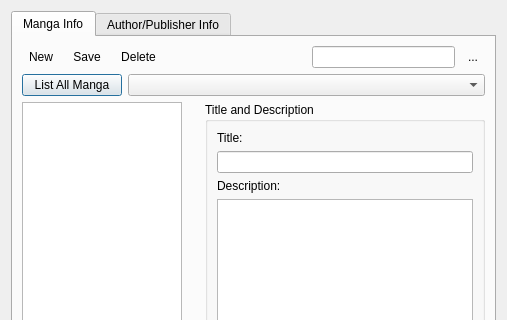
First picture: the form in src/databaseeditor.ui, repository kelsos/mra, before the edit; both pictures show x 0 to 507 and y 0 to 320 of the 507 by 735 pixel window.
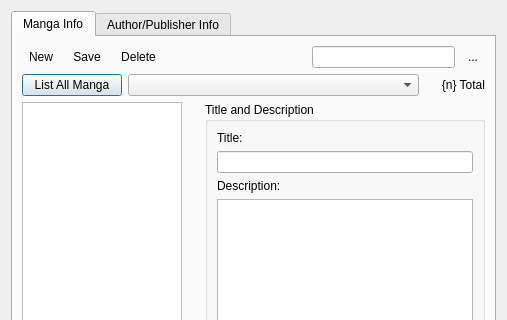
Second picture: the form after the edit. Icons and pictures are not drawn.

Commit message: Adds statistics information. Adds total display.

```diff
--- a/src/databaseeditor.ui
+++ b/src/databaseeditor.ui
@@ -146,6 +146,22 @@
            </property>
           </widget>
          </item>
+         <item>
+          <widget class="QLabel" name="totalMangaLabel">
+           <property name="maximumSize">
+            <size>
+             <width>60</width>
+             <height>16777215</height>
+            </size>
+           </property>
+           <property name="text">
+            <string>{n} Total</string>
+           </property>
+           <property name="alignment">
+            <set>Qt::AlignRight|Qt::AlignTrailing|Qt::AlignVCenter</set>
+           </property>
+          </widget>
+         </item>
         </layout>
        </item>
        <item>
```
The commit also changes 3 other files.
